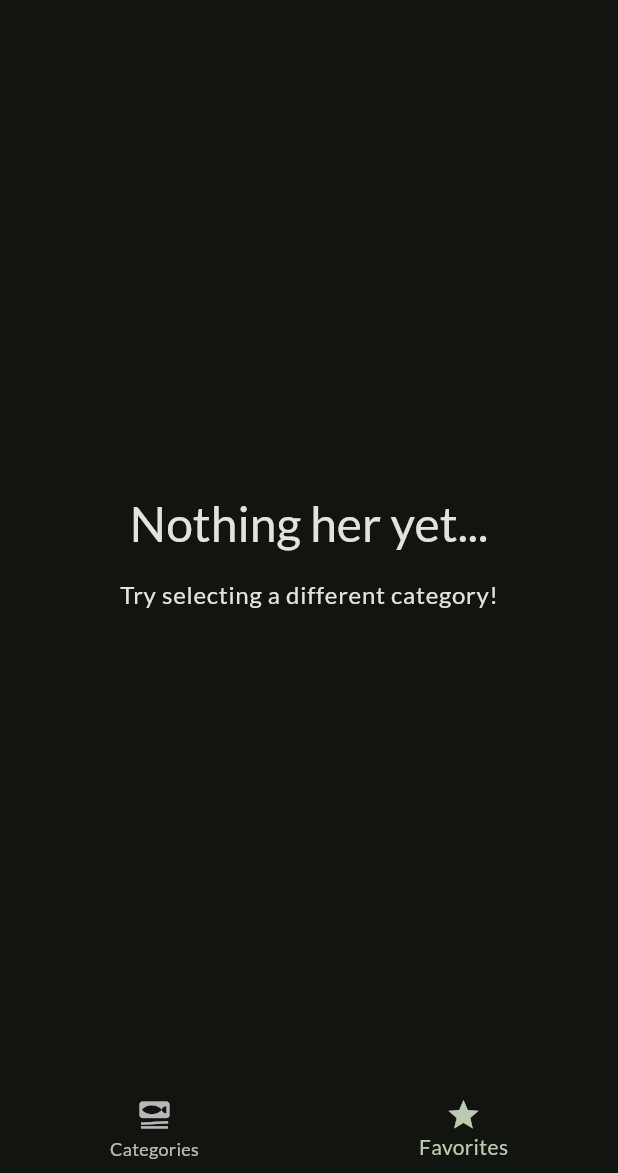
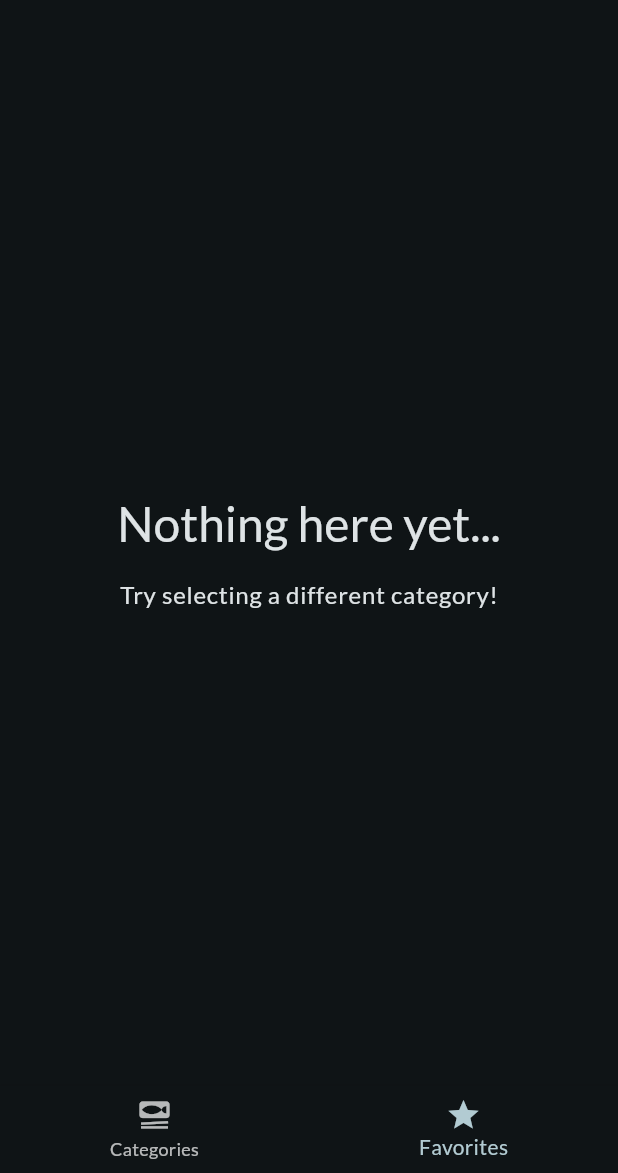
Before and after one commit to dshryn/food-recipe-app, a Flutter app: the screen it shows after launch, item 2 of the bottom bar chosen, on a phone screen of 412 x 824 dp, the part 63-1236 px from its top. Run offline on Flutter 3.47's test engine with Material 3 defaults, Android fonts, the phone set to English and light mode, and no system bars; our stand-ins replace flutter_riverpod, google_fonts, transparent_image.

Commit message:
Update 2

```diff
--- a/lib/main.dart
+++ b/lib/main.dart
@@ -9,7 +9,7 @@ final theme = ThemeData(
   useMaterial3: true,
   colorScheme: ColorScheme.fromSeed(
     brightness: Brightness.dark,
-    seedColor: const Color.fromARGB(255, 34, 165, 1),
+    seedColor: const Color.fromARGB(255, 1, 122, 143),
   ),
   textTheme: GoogleFonts.latoTextTheme(),
 );
--- a/lib/screens/meals.dart
+++ b/lib/screens/meals.dart
@@ -31,7 +31,7 @@ class MealsScreen extends StatelessWidget {
         mainAxisSize: MainAxisSize.min,
         children: [
           Text(
-            'Nothing her yet...',
+            'Nothing here yet...',
             style: Theme.of(context).textTheme.headlineLarge!.copyWith(
                   color: Theme.of(context).colorScheme.onSurface,
                 ),
```
